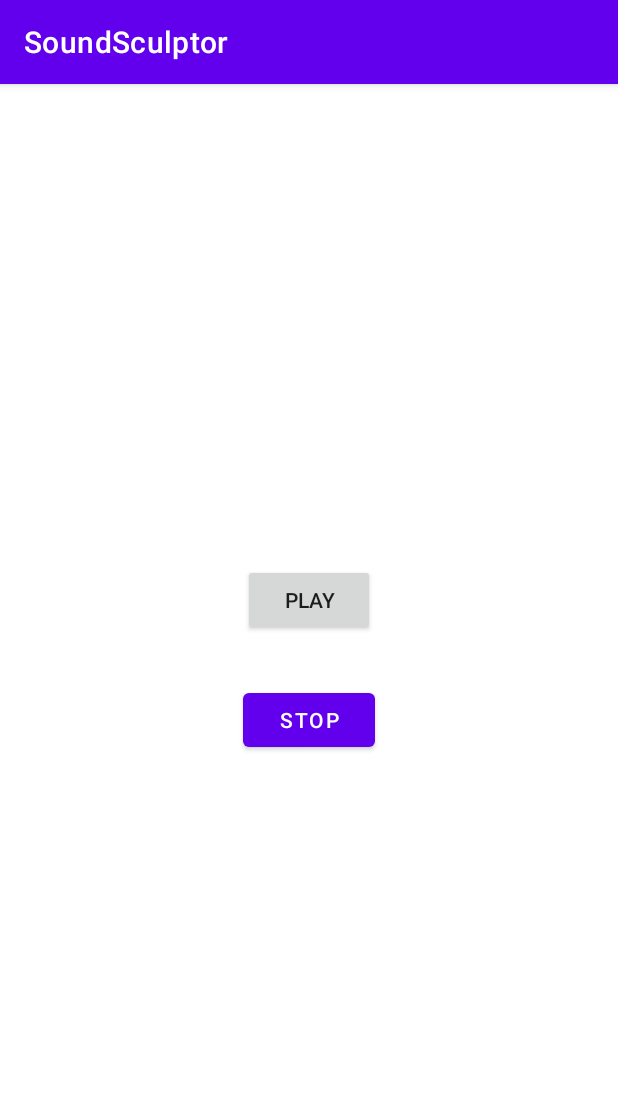
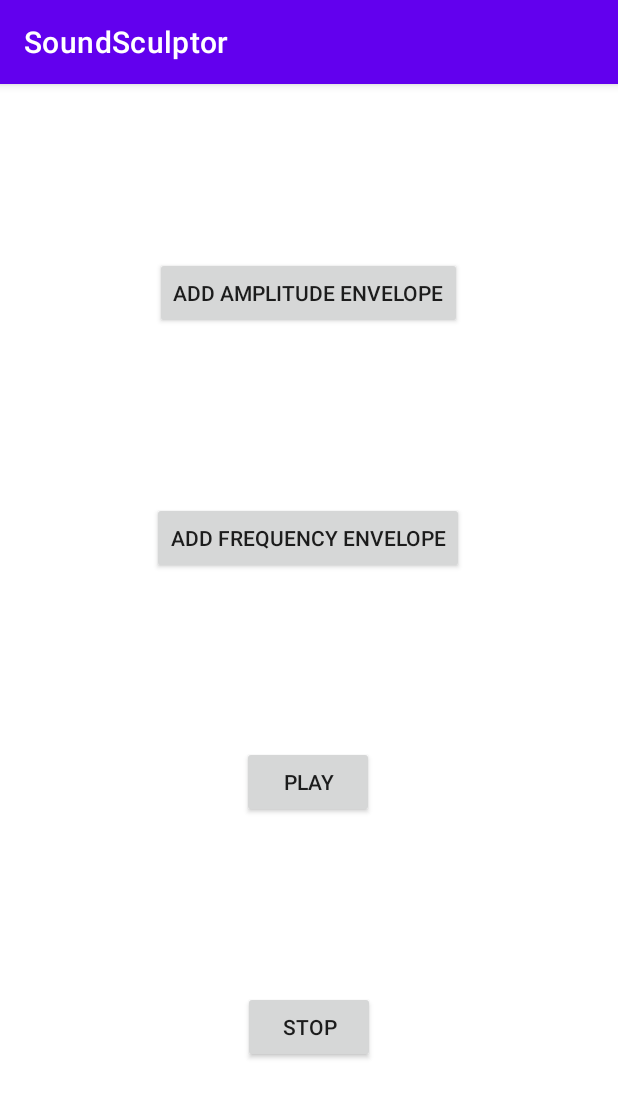
Before and after one commit to aljohnston112/SoundSculptor, an Android app: the screen it shows after launch (MainActivity), on a phone screen of 412 x 824 dp. Shown: the top 1098 px of the screen. Run offline under Robolectric (Android 15) with nearby library versions, the phone set to English and light mode, and no system bars; 1 statement that could not run was skipped.

Commit message:
Added the UI for making an envelope.
Added a NavHostFragment to the MainActivity.
 It starts with a TitleFragment. Added two buttons to the title screen for adding envelopes to the sound, and when they are clicked they open the envelope making UI.
The input needs to be validated and sent through the JNI. Then the envelopes need to be changed in the SineWaveGenerator when there is new input.

```diff
--- a/app/src/main/java/io/fourth_finger/sound_sculptor/PlayTouchButton.kt
+++ b/app/src/main/java/io/fourth_finger/sound_sculptor/PlayTouchButton.kt
@@ -3,7 +3,6 @@ package io.fourth_finger.sound_sculptor
 import android.content.Context
 import android.util.AttributeSet
 import android.view.MotionEvent
-import android.widget.Button
 import androidx.appcompat.widget.AppCompatButton
 
 class PlayTouchButton(context: Context, attrs: AttributeSet) : AppCompatButton(context, attrs) {
@@ -19,7 +18,7 @@ class PlayTouchButton(context: Context, attrs: AttributeSet) : AppCompatButton(c
         return when (event.action) {
             MotionEvent.ACTION_DOWN -> {
                 downTouch = true
-                startPlaying();
+                startPlaying()
                 true
             }
 
--- /dev/null
+++ b/app/src/main/java/io/fourth_finger/sound_sculptor/TitleFragment.kt
@@ -0,0 +1,55 @@
+package io.fourth_finger.sound_sculptor
+
+import android.os.Bundle
+import androidx.fragment.app.Fragment
+import android.view.LayoutInflater
+import android.view.View
+import android.view.ViewGroup
+import androidx.navigation.findNavController
+import io.fourth_finger.sound_sculptor.databinding.FragmentTitleBinding
+
+class TitleFragment : Fragment(R.layout.fragment_title) {
+
+    private external fun stopPlaying()
+
+    private var _binding: FragmentTitleBinding? = null
+
+    private val binding get() = _binding!!
+
+
+    override fun onCreate(savedInstanceState: Bundle?) {
+        super.onCreate(savedInstanceState)
+    }
+
+    override fun onCreateView(
+        inflater: LayoutInflater, container: ViewGroup?,
+        savedInstanceState: Bundle?
+    ): View {
+        _binding = FragmentTitleBinding.inflate(inflater, container, false)
+        return binding.root
+    }
+
+    override fun onViewCreated(view: View, savedInstanceState: Bundle?) {
+        super.onViewCreated(view, savedInstanceState)
+        binding.buttonAddAmplitudeEnvelope.setOnClickListener {
+            view.findNavController().navigate(
+                TitleFragmentDirections.actionTitleFragmentToEnvelopeFragment()
+            )
+        }
+        binding.buttonAddFrequencyEnvelope.setOnClickListener {
+            view.findNavController().navigate(
+                TitleFragmentDirections.actionTitleFragmentToEnvelopeFragment()
+            )
+        }
+        binding.stopButton.setOnClickListener {
+            stopPlaying()
+        }
+    }
+
+    override fun onDestroyView() {
+        super.onDestroyView()
+        _binding = null
+    }
+
+
+}
--- a/app/src/main/res/layout/activity_main.xml
+++ b/app/src/main/res/layout/activity_main.xml
@@ -1,33 +1,21 @@
 <?xml version="1.0" encoding="utf-8"?>
 <androidx.constraintlayout.widget.ConstraintLayout xmlns:android="http://schemas.android.com/apk/res/android"
-    xmlns:tools="http://schemas.android.com/tools"
     android:layout_width="match_parent"
     android:layout_height="match_parent"
-    xmlns:app="http://schemas.android.com/apk/res-auto"
-    android:padding="16dp"
-    tools:context=".MainActivity">
+    xmlns:app="http://schemas.android.com/apk/res-auto">
 
-    <io.fourth_finger.sound_sculptor.PlayTouchButton
-        android:id="@+id/play_button"
-        android:layout_width="wrap_content"
-        android:layout_height="wrap_content"
-        android:text="@string/play"
+
+    <androidx.fragment.app.FragmentContainerView
+        android:id="@+id/nav_host_fragment"
+        android:name="androidx.navigation.fragment.NavHostFragment"
+        android:layout_width="0dp"
+        android:layout_height="0dp"
+        app:layout_constraintLeft_toLeftOf="parent"
+        app:layout_constraintRight_toRightOf="parent"
         app:layout_constraintTop_toTopOf="parent"
-        app:layout_constraintStart_toStartOf="parent"
-        app:layout_constraintEnd_toEndOf="parent"
-        app:layout_constraintBottom_toTopOf="@+id/stop_button"
-        app:layout_constraintVertical_chainStyle="packed"
-        android:layout_marginBottom="16dp" />
+        app:layout_constraintBottom_toBottomOf="parent"
 
-    <Button
-        android:id="@+id/stop_button"
-        android:layout_width="wrap_content"
-        android:layout_height="wrap_content"
-        android:text="@string/stop"
-        app:layout_constraintTop_toBottomOf="@+id/play_button"
-        app:layout_constraintStart_toStartOf="parent"
-        app:layout_constraintEnd_toEndOf="parent"
-        app:layout_constraintBottom_toBottomOf="parent"
-        android:layout_marginTop="16dp" />
+        app:defaultNavHost="true"
+        app:navGraph="@navigation/nav_graph" />
 
 </androidx.constraintlayout.widget.ConstraintLayout>
--- /dev/null
+++ b/app/src/main/res/layout/fragment_title.xml
@@ -0,0 +1,63 @@
+<?xml version="1.0" encoding="utf-8"?>
+<androidx.constraintlayout.widget.ConstraintLayout
+    xmlns:android="http://schemas.android.com/apk/res/android"
+    xmlns:tools="http://schemas.android.com/tools"
+    android:layout_width="match_parent"
+    android:layout_height="match_parent"
+    xmlns:app="http://schemas.android.com/apk/res-auto"
+    android:padding="16dp"
+    tools:context=".MainActivity">
+
+    <androidx.appcompat.widget.AppCompatButton
+        android:id="@+id/buttonAddAmplitudeEnvelope"
+        android:layout_width="wrap_content"
+        android:layout_height="wrap_content"
+        android:layout_marginTop="16dp"
+        android:layout_marginBottom="16dp"
+        android:text="@string/add_amplitude_envelope"
+        app:layout_constraintBottom_toTopOf="@+id/buttonAddFrequencyEnvelope"
+        app:layout_constraintEnd_toEndOf="parent"
+        app:layout_constraintHorizontal_bias="0.497"
+        app:layout_constraintStart_toStartOf="parent"
+        app:layout_constraintTop_toTopOf="parent" />
+
+    <androidx.appcompat.widget.AppCompatButton
+        android:id="@+id/buttonAddFrequencyEnvelope"
+        android:layout_width="wrap_content"
+        android:layout_height="wrap_content"
+        android:layout_marginTop="16dp"
+        android:layout_marginBottom="16dp"
+        android:text="@string/add_frequency_envelope"
+        app:layout_constraintBottom_toTopOf="@+id/play_button"
+        app:layout_constraintEnd_toEndOf="parent"
+        app:layout_constraintHorizontal_bias="0.497"
+        app:layout_constraintStart_toStartOf="parent"
+        app:layout_constraintTop_toBottomOf="@+id/buttonAddAmplitudeEnvelope" />
+
+    <io.fourth_finger.sound_sculptor.PlayTouchButton
+        android:id="@+id/play_button"
+        android:layout_width="wrap_content"
+        android:layout_height="wrap_content"
+        android:layout_marginTop="16dp"
+        android:layout_marginBottom="16dp"
+        android:text="@string/play"
+        app:layout_constraintBottom_toTopOf="@+id/stop_button"
+        app:layout_constraintEnd_toEndOf="parent"
+        app:layout_constraintHorizontal_bias="0.498"
+        app:layout_constraintStart_toStartOf="parent"
+        app:layout_constraintTop_toBottomOf="@+id/buttonAddFrequencyEnvelope"
+        app:layout_constraintVertical_chainStyle="packed" />
+
+    <androidx.appcompat.widget.AppCompatButton
+        android:id="@+id/stop_button"
+        android:layout_width="wrap_content"
+        android:layout_height="wrap_content"
+        android:layout_marginTop="16dp"
+        android:layout_marginBottom="16dp"
+        android:text="@string/stop"
+        app:layout_constraintBottom_toBottomOf="parent"
+        app:layout_constraintEnd_toEndOf="parent"
+        app:layout_constraintStart_toStartOf="parent"
+        app:layout_constraintTop_toBottomOf="@+id/play_button" />
+
+</androidx.constraintlayout.widget.ConstraintLayout>
--- /dev/null
+++ b/app/src/main/res/navigation/nav_graph.xml
@@ -0,0 +1,22 @@
+<?xml version="1.0" encoding="utf-8"?>
+<navigation xmlns:android="http://schemas.android.com/apk/res/android"
+    xmlns:app="http://schemas.android.com/apk/res-auto"
+    xmlns:tools="http://schemas.android.com/tools"
+    android:id="@+id/nav_graph"
+    app:startDestination="@id/titleFragment">
+
+    <fragment
+        android:id="@+id/envelopeFragment"
+        android:name="io.fourth_finger.sound_sculptor.EnvelopeFragment"
+        android:label="fragment_envelope"
+        tools:layout="@layout/fragment_envelope" />
+    <fragment
+        android:id="@+id/titleFragment"
+        android:name="io.fourth_finger.sound_sculptor.TitleFragment"
+        android:label="fragment_title"
+        tools:layout="@layout/fragment_title" >
+        <action
+            android:id="@+id/action_titleFragment_to_envelopeFragment"
+            app:destination="@id/envelopeFragment" />
+    </fragment>
+</navigation>
```
Also changed, not shown: app/build.gradle (+8 -0 lines), app/src/main/java/io/fourth_finger/sound_sculptor/EnvelopeFragment.kt (added, +32 -0 lines), app/src/main/java/io/fourth_finger/sound_sculptor/MainActivity.kt (+0 -7 lines), app/src/main/res/layout/fragment_envelope.xml (added, +284 -0 lines), app/src/main/res/values/strings.xml (+22 -0 lines), build.gradle (+9 -0 lines), 1 other file.
